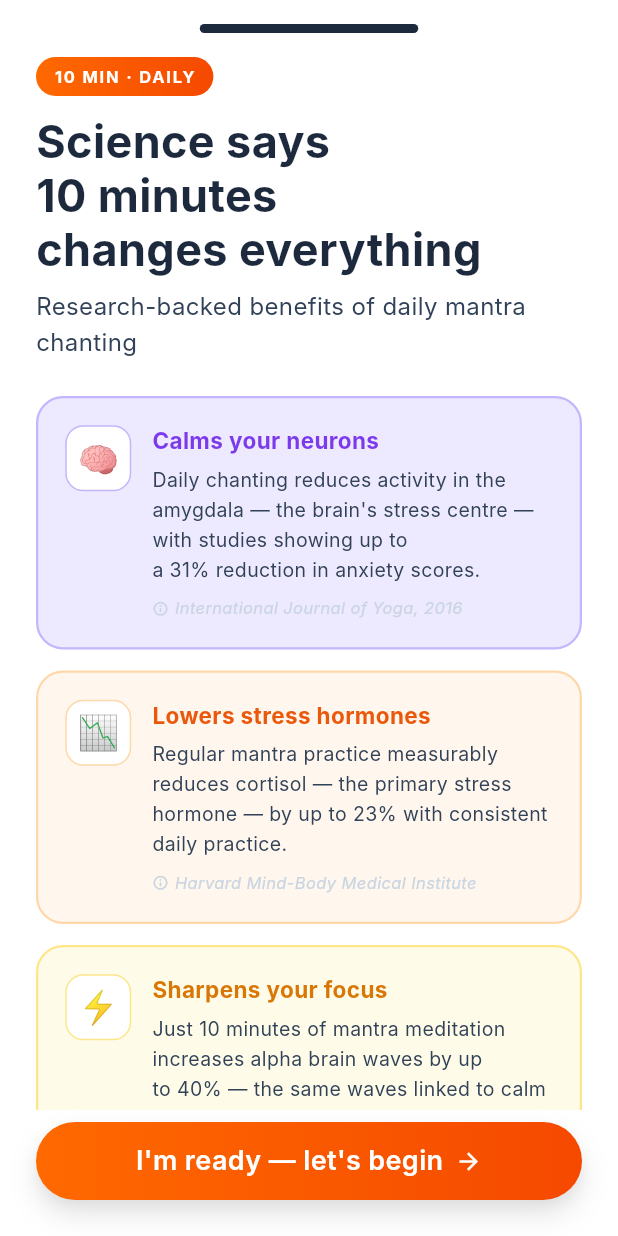
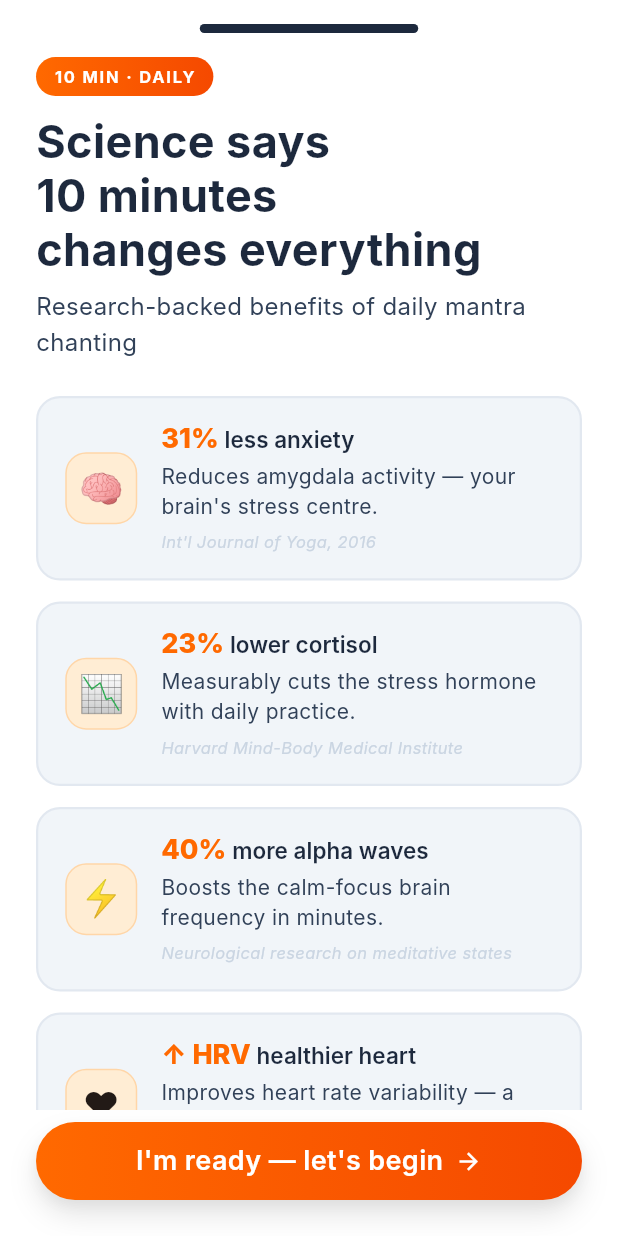
Before and after one commit to mantrastreak-app/MantraStreakApp, a Flutter app: the ChantingStatsScreen screen opened directly with empty values, on a phone screen of 412 x 824 dp. Run offline on Flutter 3.47's test engine with Material 3 defaults, Android fonts, the phone set to English and light mode, and no system bars; our stand-ins replace app_links, just_audio, shared_preferences, supabase_flutter; missing offline and left inert: app_settings; accounts and stored records are empty; Roboto replaces fonts that are missing (Inter).

Commit message:
Fix clock minute input and unify stat card design
Clock: move widget outside SingleChildScrollView so vertical pan gestures
are no longer consumed by the scroll parent. Add onPanStart to auto-detect
which hand (hour/minute) is closest to the touch point — no need to tap
HH/MM first. Also added minute tick marks to the clock face.

Stat cards: replace 4 different background colours with a single uniform
surface style. Shorten body copy to one sentence. Restructure layout to
show the big stat number (31%, 23%, 40%, ↑HRV) in orange alongside a
concise label, keeping all cards visually consistent.

https://claude.ai/code/session_0144wfEJixnVpk5ZiCsuBdL8

```diff
--- a/lib/screens/chanting_stats_screen.dart
+++ b/lib/screens/chanting_stats_screen.dart
@@ -34,43 +34,31 @@ class _ChantingStatsScreenState extends State<ChantingStatsScreen>
   static const _stats = [
     _Stat(
       emoji: '🧠',
-      headline: 'Calms your neurons',
-      body: 'Daily chanting reduces activity in the amygdala — the brain\'s stress centre — '
-          'with studies showing up to a\u00a031%\u00a0reduction in anxiety scores.',
-      source: 'International Journal of Yoga, 2016',
-      color: Color(0xFFEDE9FE),
-      borderColor: Color(0xFFC4B5FD),
-      emojiColor: Color(0xFF7C3AED),
+      stat: '31%',
+      headline: 'less anxiety',
+      body: 'Reduces amygdala activity — your brain\'s stress centre.',
+      source: 'Int\'l Journal of Yoga, 2016',
     ),
     _Stat(
       emoji: '📉',
-      headline: 'Lowers stress hormones',
-      body: 'Regular mantra practice measurably reduces cortisol — the primary stress hormone — '
-          'by up to\u00a023%\u00a0with consistent daily practice.',
+      stat: '23%',
+      headline: 'lower cortisol',
+      body: 'Measurably cuts the stress hormone with daily practice.',
       source: 'Harvard Mind-Body Medical Institute',
-      color: Color(0xFFFFF7ED),
-      borderColor: Color(0xFFFED7AA),
-      emojiColor: Color(0xFFEA580C),
     ),
     _Stat(
       emoji: '⚡',
-      headline: 'Sharpens your focus',
-      body: 'Just 10\u00a0minutes of mantra meditation increases alpha brain waves by up to\u00a040% '
-          '— the same waves linked to calm alertness and sharper thinking.',
+      stat: '40%',
+      headline: 'more alpha waves',
+      body: 'Boosts the calm-focus brain frequency in minutes.',
       source: 'Neurological research on meditative states',
-      color: Color(0xFFFEFCE8),
-      borderColor: Color(0xFFFDE68A),
-      emojiColor: Color(0xFFD97706),
     ),
     _Stat(
       emoji: '❤️',
-      headline: 'Supports your heart',
-      body: 'Chanting synchronises breath and heartbeat, improving heart rate variability — '
-          'one of the strongest measurable markers of long-term cardiovascular health.',
-      source: 'Journal of Alternative and Complementary Medicine',
-      color: Color(0xFFFFF1F2),
-      borderColor: Color(0xFFFECACA),
-      emojiColor: Color(0xFFDC2626),
+      stat: '↑ HRV',
+      headline: 'healthier heart',
+      body: 'Improves heart rate variability — a key longevity marker.',
+      source: 'J. of Alt. and Complementary Medicine',
     ),
   ];
 
@@ -214,21 +202,17 @@ class _ChantingStatsScreenState extends State<ChantingStatsScreen>
 
 class _Stat {
   final String emoji;
+  final String stat;
   final String headline;
   final String body;
   final String source;
-  final Color color;
-  final Color borderColor;
-  final Color emojiColor;
 
   const _Stat({
     required this.emoji,
+    required this.stat,
     required this.headline,
     required this.body,
     required this.source,
-    required this.color,
-    required this.borderColor,
-    required this.emojiColor,
   });
 }
 
@@ -283,59 +267,67 @@ class _StatCard extends StatelessWidget {
   @override
   Widget build(BuildContext context) {
     return Container(
-      padding: const EdgeInsets.all(18),
+      padding: const EdgeInsets.symmetric(horizontal: 18, vertical: 16),
       decoration: BoxDecoration(
-        color: stat.color,
-        borderRadius: BorderRadius.circular(18),
-        border: Border.all(color: stat.borderColor, width: 1.5),
+        color: AppColors.surface,
+        borderRadius: BorderRadius.circular(16),
+        border: Border.all(color: AppColors.border, width: 1.5),
       ),
       child: Row(
-        crossAxisAlignment: CrossAxisAlignment.start,
         children: [
-          // Emoji badge
+          // Emoji badge — uniform style, accent only on the emoji itself
           Container(
-            width: 44,
-            height: 44,
+            width: 48,
+            height: 48,
             decoration: BoxDecoration(
-              color: Colors.white,
-              borderRadius: BorderRadius.circular(12),
-              border: Border.all(color: stat.borderColor, width: 1),
+              color: AppColors.primarySurface,
+              borderRadius: BorderRadius.circular(14),
+              border: Border.all(color: AppColors.primaryBorder, width: 1),
             ),
             child: Center(
-              child: Text(stat.emoji, style: const TextStyle(fontSize: 22)),
+              child: Text(stat.emoji, style: const TextStyle(fontSize: 24)),
             ),
           ),
-          const SizedBox(width: 14),
+          const SizedBox(width: 16),
           Expanded(
             child: Column(
               crossAxisAlignment: CrossAxisAlignment.start,
               children: [
-                Text(
-                  stat.headline,
-                  style: TextStyle(
+                // Big stat number + label on same line
+                RichText(
+                  text: TextSpan(
+                    children: [
+                      TextSpan(
+                        text: '${stat.stat} ',
+                        style: const TextStyle(
+                          fontFamily: 'Inter',
+                          fontSize: 18,
+                          fontWeight: FontWeight.w800,
+                          color: AppColors.primary,
+                        ),
+                      ),
+                      TextSpan(
+                        text: stat.headline,
+                        style: const TextStyle(
                           fontFamily: 'Inter',
                           fontSize: 15,
-                    fontWeight: FontWeight.w700,
-                    color: stat.emojiColor,
+                          fontWeight: FontWeight.w600,
+                          color: AppColors.textDark,
                         ),
                       ),
-                const SizedBox(height: 5),
+                    ],
+                  ),
+                ),
+                const SizedBox(height: 4),
                 Text(
                   stat.body,
-                  style: const TextStyle(
-                    fontFamily: 'Inter',
-                    fontSize: 13,
-                    height: 1.55,
+                  style: AppTextStyles.bodyMedium.copyWith(
                     color: AppColors.textMedium,
+                    height: 1.4,
                   ),
                 ),
-                const SizedBox(height: 8),
-                Row(
-                  children: [
-                    const Icon(Icons.info_outline_rounded, size: 11, color: AppColors.textPale),
-                    const SizedBox(width: 4),
-                    Expanded(
-                      child: Text(
+                const SizedBox(height: 6),
+                Text(
                   stat.source,
                   style: const TextStyle(
                     fontFamily: 'Inter',
@@ -343,9 +335,6 @@ class _StatCard extends StatelessWidget {
                     color: AppColors.textPale,
                     fontStyle: FontStyle.italic,
                   ),
-                      ),
-                    ),
-                  ],
                 ),
               ],
             ),
```
Also changed, not shown: lib/screens/reminder_time_screen.dart (+167 -90 lines). Lines whose indentation alone changed are shown as unchanged.
